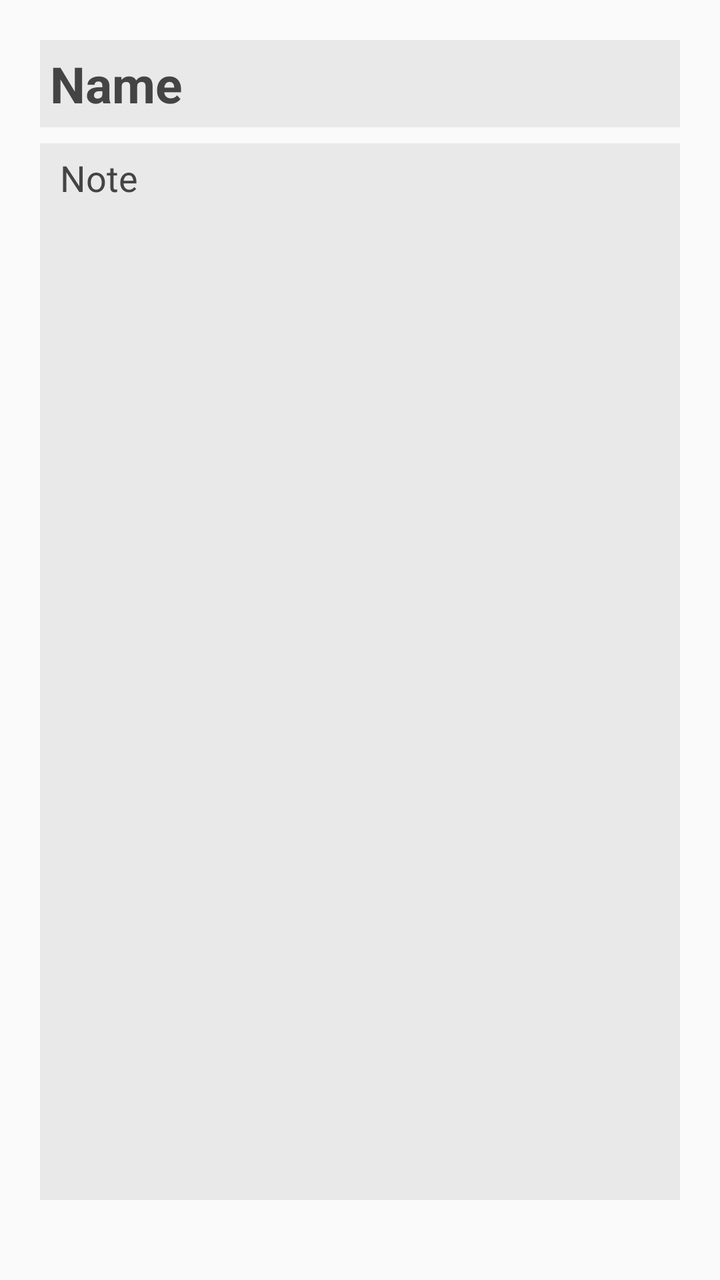
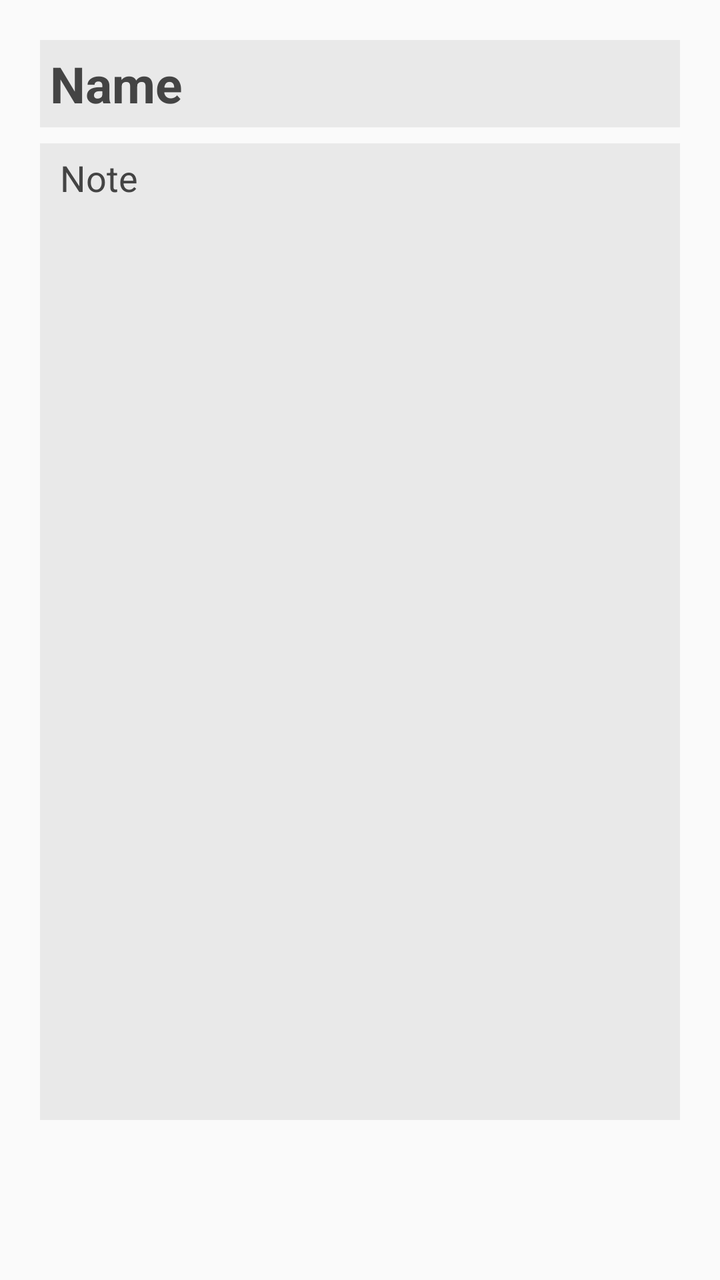

Screens rendered from an Android XML layout before and after an edit, with the pre-edit source and the edit as a unified diff.
<!-- AndroidManifest.xml: application theme AppTheme -->
<!-- res/layout/content_notes.xml -->
<?xml version="1.0" encoding="utf-8"?>
<androidx.constraintlayout.widget.ConstraintLayout xmlns:android="http://schemas.android.com/apk/res/android"
    xmlns:app="http://schemas.android.com/apk/res-auto"
    xmlns:tools="http://schemas.android.com/tools"
    android:layout_width="match_parent"
    android:layout_height="match_parent"
    android:padding="20dp"
    tools:context=".NotesActivity">














    <EditText
        android:id="@+id/NoteName"
        android:layout_width="0dp"
        android:layout_height="wrap_content"
        android:background="@color/backgroundElevation"
        android:ems="10"
        android:hint="@string/Access_Hint_NoteName"
        android:importantForAutofill="no"
        android:inputType="textPersonName|textCapWords"
        android:padding="5dp"
        android:paddingLeft="5dp"
        android:paddingRight="5dp"
        android:textColor="@color/colorText"
        android:textColorHint="@color/colorTextDimmed"
        android:textSize="25sp"
        android:textStyle="bold"
        app:layout_constraintEnd_toEndOf="parent"
        app:layout_constraintStart_toStartOf="parent"
        app:layout_constraintTop_toTopOf="parent"
        tools:ignore="VisualLintTextFieldSize" />

    <EditText
        android:id="@+id/Notes"
        android:layout_width="0dp"
        android:layout_height="0dp"
        android:layout_marginTop="8dp"
        android:layout_marginBottom="20dp"
        android:background="@color/backgroundElevation"
        android:ems="10"
        android:gravity="start|top"
        android:hint="@string/Access_Hint_Notes"
        android:importantForAutofill="no"
        android:inputType="textCapSentences|textMultiLine"
        android:isScrollContainer="true"
        android:minHeight="48dp"
        android:paddingHorizontal="10dp"
        android:paddingTop="5dp"
        android:scrollbarAlwaysDrawHorizontalTrack="false"
        android:scrollbarAlwaysDrawVerticalTrack="false"
        android:scrollbarSize="2dp"
        android:scrollbarStyle="insideOverlay"
        android:scrollbars="vertical"
        android:textColor="@color/colorText"
        android:textColorHighlight="@color/colorAccent"
        android:textColorHint="@color/colorTextDimmed"
        android:textSize="18sp"
        app:layout_constraintBottom_toBottomOf="parent"
        app:layout_constraintEnd_toEndOf="parent"
        app:layout_constraintStart_toStartOf="parent"
        app:layout_constraintTop_toBottomOf="@+id/NoteName"
        tools:ignore="VisualLintTextFieldSize" />



</androidx.constraintlayout.widget.ConstraintLayout>
<!-- resources referenced by this layout -->
<resources>
  <color name="backgroundElevation">#E9E9E9</color>
  <color name="colorAccent">#2BC9C9</color>
  <color name="colorText">#000000</color>
  <color name="colorTextDimmed">#444444</color>
  <string name="Access_Hint_NoteName">Name</string>
  <string name="Access_Hint_Notes">Note</string>
  <style name="AppTheme" parent="Theme.AppCompat.Light.NoActionBar">
          <item name="colorPrimary">@color/foregroundElevation</item>
          <item name="colorPrimaryDark">@color/backgroundElevation</item>
          <item name="colorAccent">@color/colorAccent</item>
      </style>
  <color name="foregroundElevation">#F9F9F9</color>
</resources>

<!-- the commit's change to res/layout/content_notes.xml (unified diff, before → after) -->
@@ -46,7 +46,7 @@
         android:layout_width="0dp"
         android:layout_height="0dp"
         android:layout_marginTop="8dp"
-        android:layout_marginBottom="20dp"
+        android:layout_marginBottom="60dp"
         android:background="@color/backgroundElevation"
         android:ems="10"
         android:gravity="start|top"
@@ -57,6 +57,7 @@
         android:minHeight="48dp"
         android:paddingHorizontal="10dp"
         android:paddingTop="5dp"
+        android:paddingBottom="50dp"
         android:scrollbarAlwaysDrawHorizontalTrack="false"
         android:scrollbarAlwaysDrawVerticalTrack="false"
         android:scrollbarSize="2dp"
